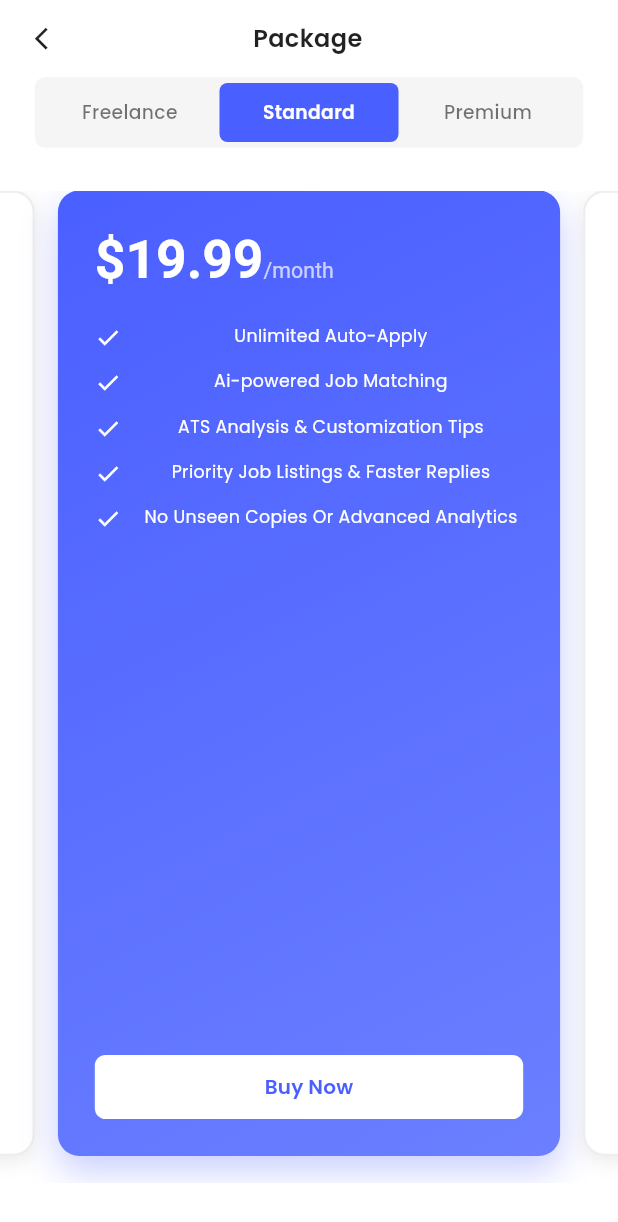
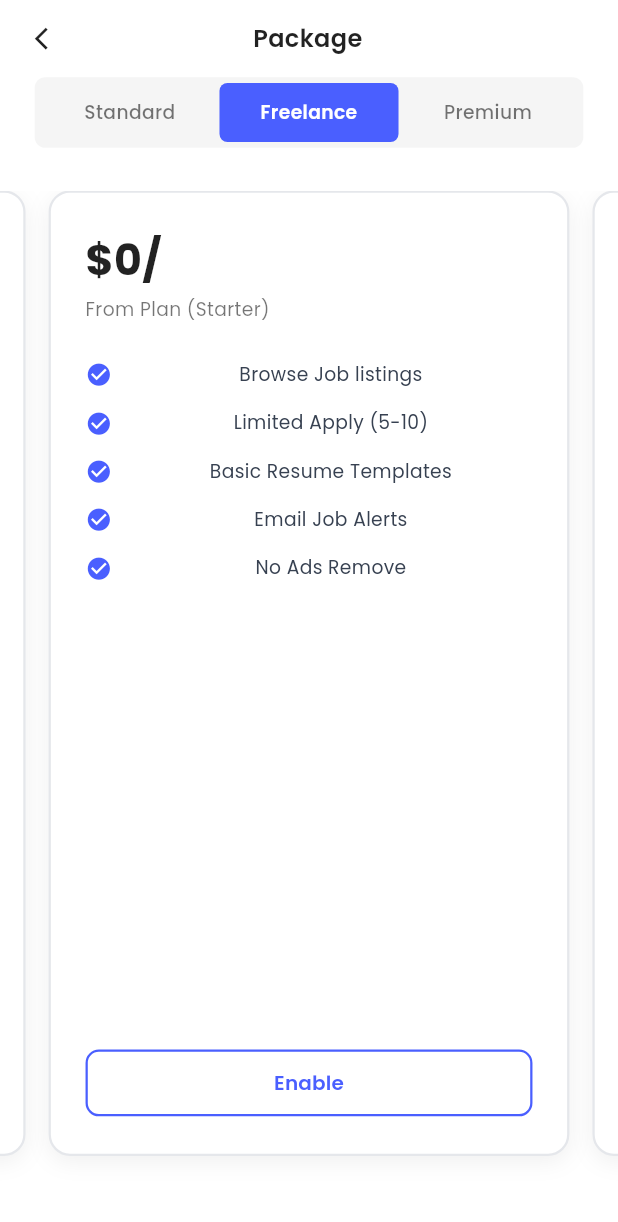
Before and after one commit to mehdisparktech/embeyi, a Flutter app: the SubscriptionPackScreen screen opened directly, swiped to page 2, on a phone screen of 412 x 824 dp. Shown: the top 1222 px of the screen. Run offline on Flutter 3.47's test engine with Material 3 defaults, Android fonts, the phone set to English and light mode, and no system bars; our stand-ins replace cached_network_image, dio, flutter_dotenv, flutter_html, flutter_local_notifications, flutter_screenutil and 13 more; accounts and stored records are empty; network calls fail.

Commit message:
refactor(profile): remove previous reviews section and update subscription pack layout
- Delete the previous reviews section from PlatformReviewScreen for a cleaner interface
- Adjust default tab index and initial page for SubscriptionPackScreen
- Reorganize subscription plans to include Freelance plan and improve layout with consistent padding and spacing
- Enhance feature item display and action button styling for better user experience

```diff
--- a/lib/features/job_seeker/profile/presentation/screen/subscription_pack_screen.dart
+++ b/lib/features/job_seeker/profile/presentation/screen/subscription_pack_screen.dart
@@ -11,27 +11,13 @@ class SubscriptionPackScreen extends StatefulWidget {
 }
 
 class _SubscriptionPackScreenState extends State<SubscriptionPackScreen> {
-  int _selectedTabIndex = 1; // Default to Standard
+  int _selectedTabIndex = 0; // Default to Standard
   final PageController _pageController = PageController(
-    initialPage: 1,
-    viewportFraction: 0.85,
+    initialPage: 0,
+    viewportFraction: 0.88,
   );
 
   final List<Map<String, dynamic>> _subscriptionPlans = [
-    {
-      'title': 'Freelance',
-      'price': '\$0',
-      'subtitle': 'From Plan (Starter)',
-      'features': [
-        'Browse Job listings',
-        'Limited Apply (5-10)',
-        'Basic Resume Templates',
-        'Email Job Alerts',
-        'No Ads Remove',
-      ],
-      'buttonText': 'Enable',
-      'isPrimary': false,
-    },
     {
       'title': 'Standard',
       'price': '\$19.99',
@@ -45,6 +31,20 @@ class _SubscriptionPackScreenState extends State<SubscriptionPackScreen> {
       ],
       'buttonText': 'Buy Now',
       'isPrimary': true,
+    },
+    {
+      'title': 'Freelance',
+      'price': '\$0/',
+      'subtitle': 'From Plan (Starter)',
+      'features': [
+        'Browse Job listings',
+        'Limited Apply (5-10)',
+        'Basic Resume Templates',
+        'Email Job Alerts',
+        'No Ads Remove',
+      ],
+      'buttonText': 'Enable',
+      'isPrimary': false,
     },
     {
       'title': 'Premium',
@@ -194,7 +194,7 @@ class _SubscriptionPackScreenState extends State<SubscriptionPackScreen> {
 
   Widget _buildSubscriptionCard(Map<String, dynamic> plan, bool isActive) {
     final isPrimary = plan['isPrimary'] as bool;
-    final isFree = plan['price'] == '\$0';
+    final isFree = plan['price'].toString().startsWith('\$0');
 
     return Padding(
       padding: EdgeInsets.symmetric(horizontal: 8.w),
@@ -213,21 +213,22 @@ class _SubscriptionPackScreenState extends State<SubscriptionPackScreen> {
           border: Border.all(
             color: isPrimary && isActive
                 ? Colors.transparent
-                : Colors.grey.shade200,
+                : const Color(0xFFE5E7EB),
             width: 1.5,
           ),
           boxShadow: [
             BoxShadow(
               color: isPrimary && isActive
-                  ? const Color(0xFF4A5FFF).withOpacity(0.3)
-                  : Colors.black.withOpacity(0.08),
-              blurRadius: isPrimary && isActive ? 20 : 10,
-              offset: Offset(0, isPrimary && isActive ? 10 : 4),
+                  ? const Color(0xFF4A5FFF).withOpacity(0.25)
+                  : Colors.black.withOpacity(0.06),
+              blurRadius: isPrimary && isActive ? 24 : 12,
+              offset: Offset(0, isPrimary && isActive ? 12 : 4),
+              spreadRadius: 0,
             ),
           ],
         ),
         child: Padding(
-          padding: EdgeInsets.all(24.w),
+          padding: EdgeInsets.symmetric(horizontal: 24.w, vertical: 28.h),
           child: Column(
             crossAxisAlignment: CrossAxisAlignment.start,
             children: [
@@ -239,13 +240,14 @@ class _SubscriptionPackScreenState extends State<SubscriptionPackScreen> {
                 isFree,
               ),
 
-              24.height,
+              28.height,
 
               // Features List
               Expanded(
                 child: SingleChildScrollView(
                   physics: const BouncingScrollPhysics(),
                   child: Column(
+                    crossAxisAlignment: CrossAxisAlignment.start,
                     children: List.generate(
                       (plan['features'] as List<String>).length,
                       (index) => _buildFeatureItem(
@@ -257,7 +259,7 @@ class _SubscriptionPackScreenState extends State<SubscriptionPackScreen> {
                 ),
               ),
 
-              24.height,
+              28.height,
 
               // Action Button
               _buildActionButton(
@@ -284,13 +286,30 @@ class _SubscriptionPackScreenState extends State<SubscriptionPackScreen> {
     return Column(
       crossAxisAlignment: CrossAxisAlignment.start,
       children: [
+        if (isFree) ...[
+          // For free plan, show price and subtitle separately
+          CommonText(
+            text: price,
+            fontSize: 36.sp,
+            fontWeight: FontWeight.w700,
+            color: textColor,
+          ),
+          4.height,
+          CommonText(
+            text: subtitle,
+            fontSize: 14,
+            fontWeight: FontWeight.w400,
+            color: subtitleColor,
+          ),
+        ] else ...[
+          // For paid plans, show price and /month inline
           RichText(
             text: TextSpan(
               children: [
                 TextSpan(
                   text: price,
                   style: TextStyle(
-                  fontSize: isFree ? 32.sp : 40.sp,
+                    fontSize: 40.sp,
                     fontWeight: FontWeight.w700,
                     color: textColor,
                     height: 1.2,
@@ -307,37 +326,29 @@ class _SubscriptionPackScreenState extends State<SubscriptionPackScreen> {
               ],
             ),
           ),
-        if (isFree) ...[
-          4.height,
-          CommonText(
-            text: '(Starter)',
-            fontSize: 14,
-            fontWeight: FontWeight.w400,
-            color: subtitleColor,
-          ),
         ],
       ],
     );
   }
 
   Widget _buildFeatureItem(String feature, bool isActive) {
-    final textColor = isActive ? Colors.white : Colors.black87;
+    final textColor = isActive ? Colors.white : const Color(0xFF374151);
     final iconColor = isActive ? Colors.white : const Color(0xFF4A5FFF);
 
     return Padding(
-      padding: EdgeInsets.only(bottom: 14.h),
+      padding: EdgeInsets.only(bottom: 16.h),
       child: Row(
         crossAxisAlignment: CrossAxisAlignment.start,
         children: [
-          Icon(Icons.check, color: iconColor, size: 20.sp),
+          Icon(Icons.check_circle, color: iconColor, size: 20.sp),
           12.width,
           Expanded(
             child: CommonText(
               text: feature,
-              fontSize: 13,
+              fontSize: 14,
               fontWeight: FontWeight.w400,
               color: textColor,
-              maxLines: 2,
+              maxLines: 3,
             ),
           ),
         ],
@@ -348,7 +359,7 @@ class _SubscriptionPackScreenState extends State<SubscriptionPackScreen> {
   Widget _buildActionButton(String text, bool isActive, bool isFree) {
     return SizedBox(
       width: double.infinity,
-      height: 48.h,
+      height: 50.h,
       child: ElevatedButton(
         onPressed: () {
           // Handle button action
@@ -361,10 +372,11 @@ class _SubscriptionPackScreenState extends State<SubscriptionPackScreen> {
               ? const Color(0xFF4A5FFF)
               : (isFree ? const Color(0xFF4A5FFF) : Colors.white),
           elevation: 0,
+          shadowColor: Colors.transparent,
           shape: RoundedRectangleBorder(
-            borderRadius: BorderRadius.circular(8.r),
-            side: isFree && !isActive
-                ? BorderSide(color: const Color(0xFF4A5FFF), width: 1.5)
+            borderRadius: BorderRadius.circular(10.r),
+            side: (isFree && !isActive) || (isActive && !isFree)
+                ? const BorderSide(color: Color(0xFF4A5FFF), width: 1.5)
                 : BorderSide.none,
           ),
         ),
```
Also changed, not shown: lib/features/job_seeker/profile/presentation/screen/platform_review_screen.dart (+0 -64 lines). Lines whose indentation alone changed are shown as unchanged.
